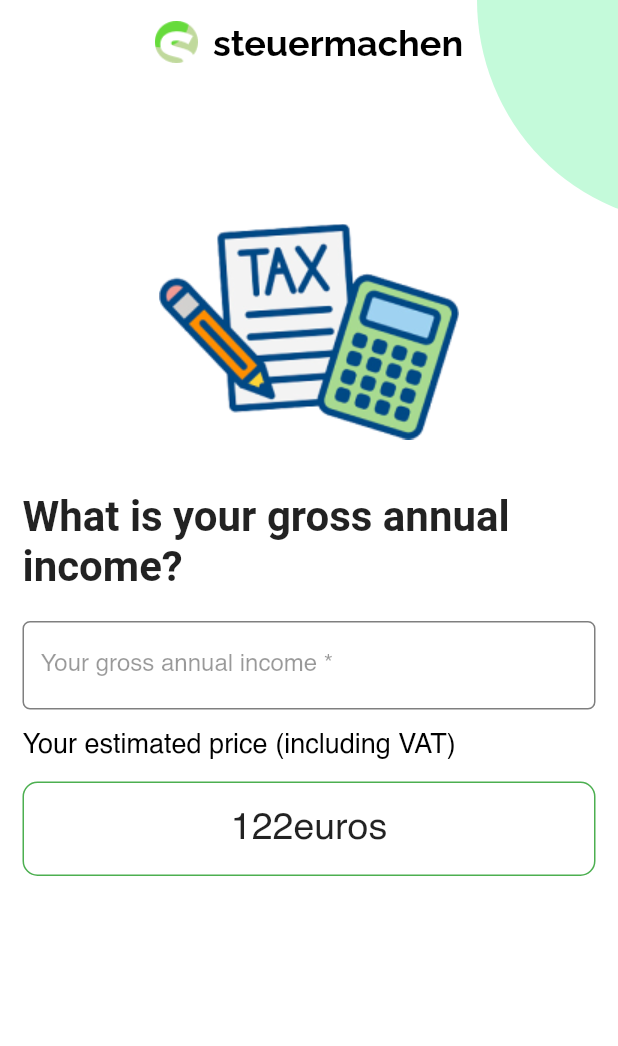
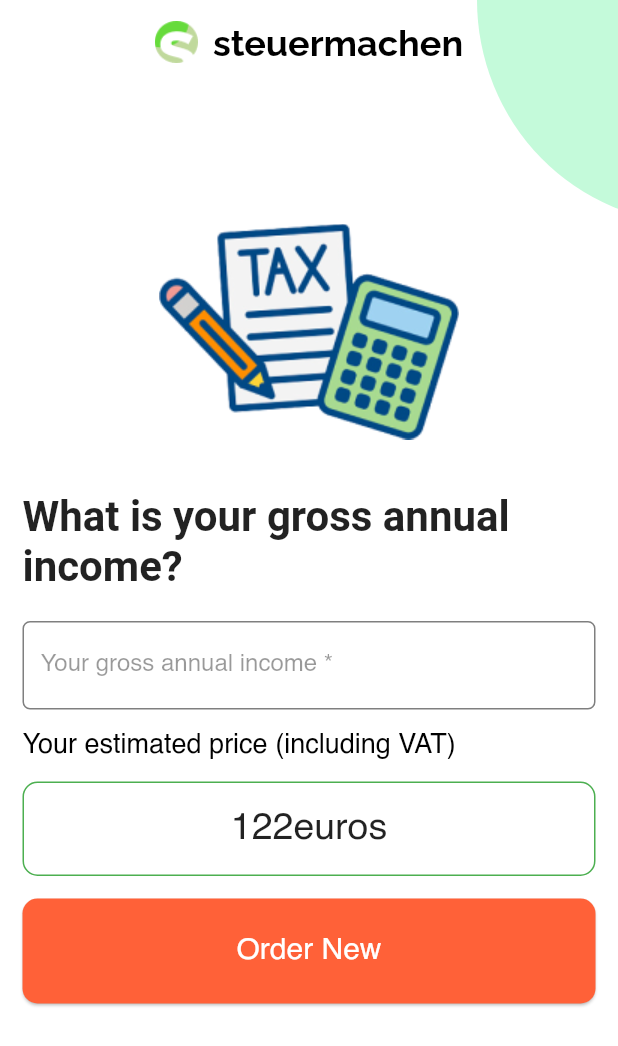
Before and after one commit to gbklegal/steuermachen-app, a Flutter app: the CalculatorScreen screen opened directly, on a phone screen of 412 x 824 dp. Shown: the top 1046 px of the screen. Run offline on Flutter 3.47's test engine with Material 2 defaults, Android fonts, the phone set to English and light mode, and no system bars; our stand-ins replace flutter_svg, google_fonts, image_cropper, image_picker, photo_view, pin_code_fields; missing offline and left inert: fdottedline; project files that could hold a hidden picture were left out.

Commit message:
* Calculator screen overflow issue fixed

```diff
--- a/lib/screens/calculator/calculator_screen.dart
+++ b/lib/screens/calculator/calculator_screen.dart
@@ -24,10 +24,14 @@ class CalculatorScreen extends StatelessWidget {
             alignment: Alignment.topRight,
             child: SvgPicture.asset(AssetConstants.topRightRoundCircle),
           ),
+          Expanded(
+            child: SingleChildScrollView(
+              child: Column(
+                children: [
                   Image.asset(AssetConstants.tax),
                   Padding(
-            padding:
-                const EdgeInsets.only(left: 15, top: 35, right: 15, bottom: 20),
+                    padding: const EdgeInsets.only(
+                        left: 15, top: 35, right: 15, bottom: 20),
                     child: Text(
                       StringConstants.whatIsYourAnnualIncomeGoal,
                       textAlign: TextAlign.left,
@@ -72,10 +76,8 @@ class CalculatorScreen extends StatelessWidget {
                       child: Text(
                         StringConstants.estimatedPrice,
                         textAlign: TextAlign.left,
-                style: Theme.of(context)
-                    .textTheme
-                    .bodyText1!
-                    .copyWith(fontWeight: FontWeight.w500, fontSize: 18),
+                        style: Theme.of(context).textTheme.bodyText1!.copyWith(
+                            fontWeight: FontWeight.w500, fontSize: 18),
                       ),
                     ),
                   ),
@@ -95,8 +97,30 @@ class CalculatorScreen extends StatelessWidget {
                           style: Theme.of(context)
                               .textTheme
                               .headline6!
-                      .copyWith(fontWeight: FontWeight.w500, fontSize: 25),
+                              .copyWith(
+                                  fontWeight: FontWeight.w500, fontSize: 25),
                         )),
+                      ),
+                    ),
+                  ),
+                  Padding(
+                    padding: const EdgeInsets.symmetric(
+                        horizontal: 15, vertical: 15),
+                    child: ElevatedButton(
+                      style: ElevatedButtonTheme.of(context).style?.copyWith(
+                            minimumSize: MaterialStateProperty.all(
+                              Size(MediaQuery.of(context).size.width, 70),
+                            ),
+                          ),
+                      onPressed: () {},
+                      child: const Text(
+                        StringConstants.orderNew,
+                        style: TextStyle(
+                            fontSize: 20, fontWeight: FontWeight.w500),
+                      ),
+                    ),
+                  ),
+                ],
               ),
             ),
           )
```
Lines whose indentation alone changed are shown as unchanged.
